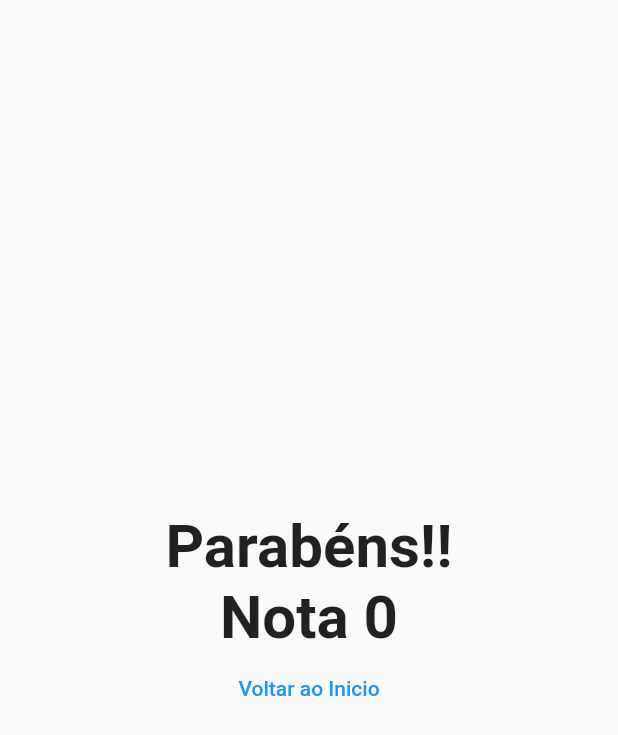
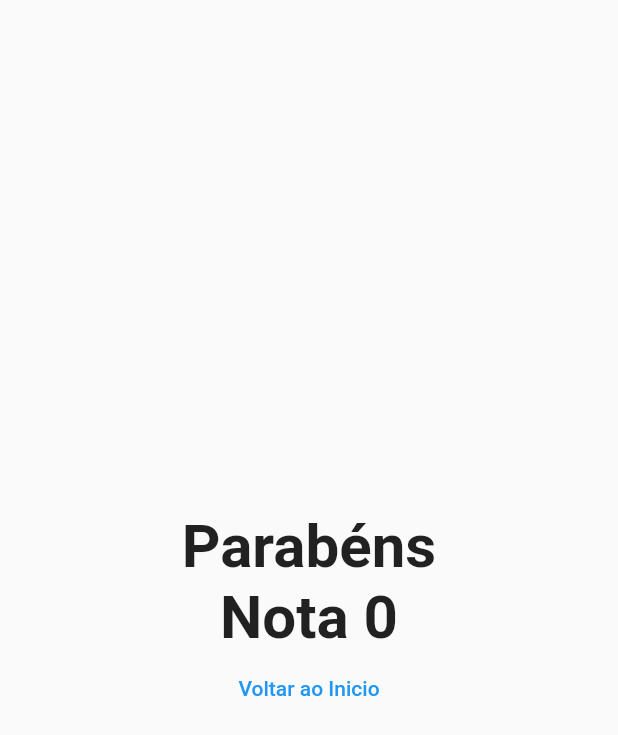
Before and after one commit to DuqueDark/Learning-Dart-Flutter, a Flutter app: the Result widget shown alone on an empty page, opened directly with empty values, on a phone screen of 412 x 824 dp. Shown: the top 735 px of the screen. Run offline on Flutter 3.47's test engine with Material 2 defaults, Android fonts, the phone set to English and light mode, and no system bars.

Commit message:
Update c++

```diff
--- a/project_question/lib/main.dart
+++ b/project_question/lib/main.dart
@@ -98,7 +98,7 @@ class _PerguntaAppState extends State<PerguntaApp> {
       ),
       home: Scaffold(
         appBar: AppBar(
-          title: const Text('Perguntas'),
+          title: Text("Perguntas ${_questSelect + 1}"),
         ),
         body: questionAlreadySelected
             ? Quiz(
--- a/project_question/lib/result.dart
+++ b/project_question/lib/result.dart
@@ -13,7 +13,7 @@ class Result extends StatelessWidget {
       children: <Widget>[
         Center(
           child: Text(
-            "Parabéns!!\nNota $_fullGrade",
+            "Parabéns\nNota $_fullGrade",
             style: const TextStyle(
               fontSize: 40,
               fontWeight: FontWeight.bold,
```
